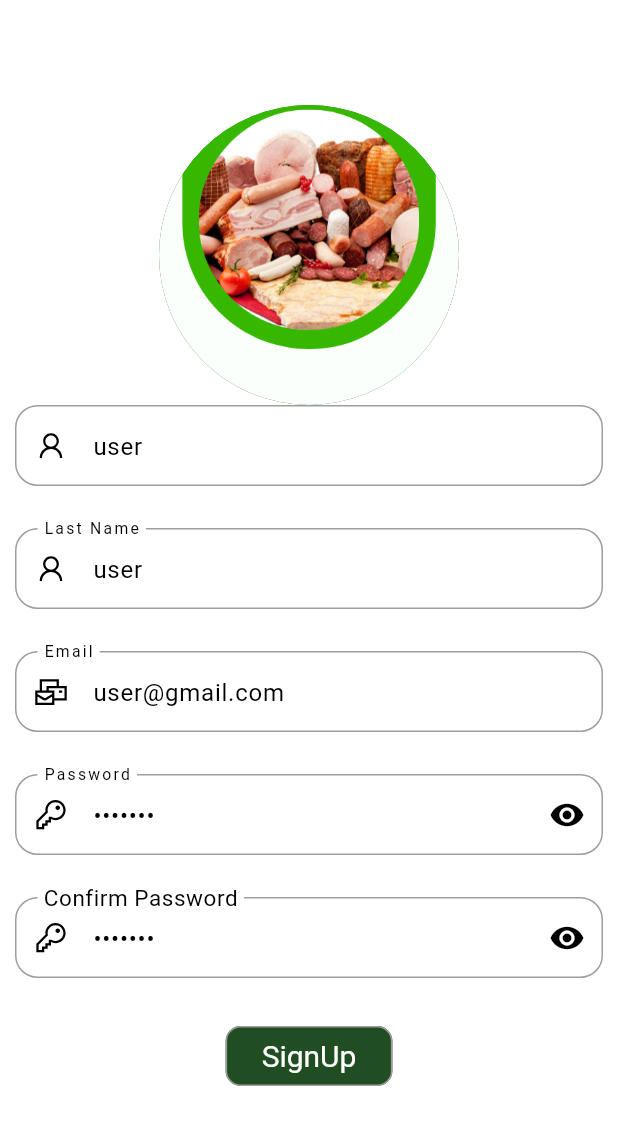
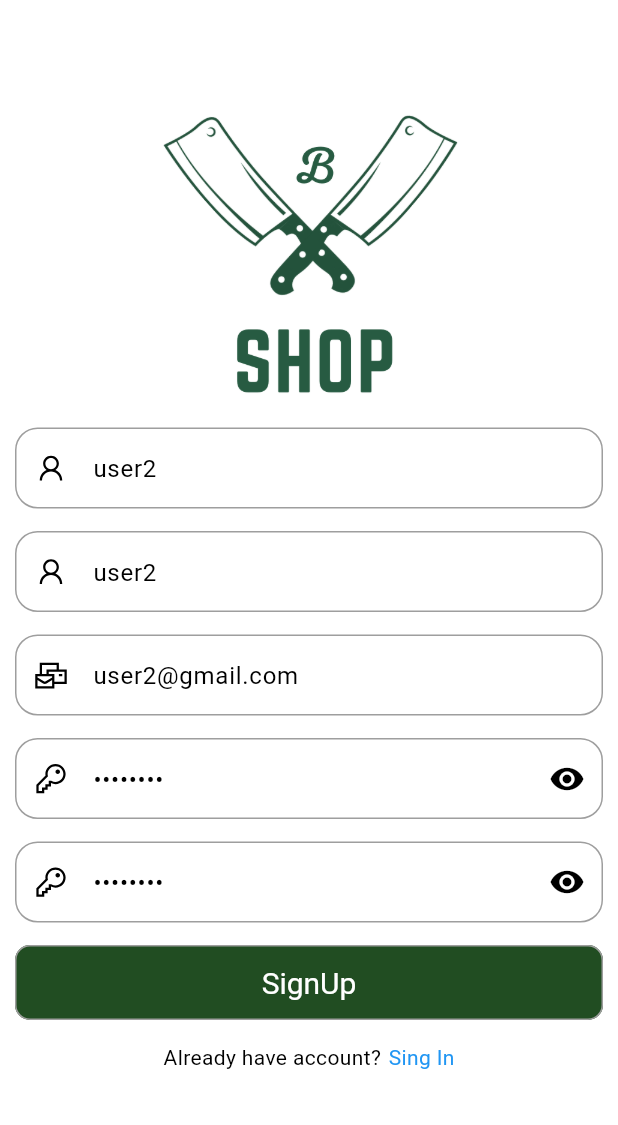
Before and after one commit to sunsilthapa/butcher_ecom, a Flutter app: the RegisterView screen opened by its route, on a phone screen of 412 x 824 dp. Shown: the top 1125 px of the screen. Run offline on Flutter 3.47's test engine with Material 3 defaults, Android fonts, the phone set to English and light mode, and no system bars; our stand-ins replace carousel_slider, dartz, dio, dots_indicator, equatable, flutter_riverpod and 7 more; accounts and stored records are empty; Roboto replaces fonts that are missing (Poppins Light).

Commit message:
file updated

```diff
--- a/lib/features/auth/presentation/view/register_view.dart
+++ b/lib/features/auth/presentation/view/register_view.dart
@@ -1,6 +1,7 @@
 import 'package:flutter/material.dart';
 import 'package:flutter_riverpod/flutter_riverpod.dart';
 import 'package:line_icons/line_icons.dart';
+import 'package:meat_shop/config/router/app_route.dart';
 import 'package:meat_shop/core/common/snackbar/my_snackbar.dart';
 import 'package:meat_shop/features/auth/domain/entity/auth_entity.dart';
 import 'package:meat_shop/features/auth/presentation/view_model/auth_view_model.dart';
@@ -13,14 +14,14 @@ class RegisterView extends ConsumerStatefulWidget {
 }
 
 class _RegisterViewState extends ConsumerState<RegisterView> {
-  final _gap = const SizedBox(height: 28);
+  final _gap = const SizedBox(height: 15);
 
   final _key = GlobalKey<FormState>();
-  final _fnameController = TextEditingController(text: 'user');
-  final _lnameController = TextEditingController(text: 'user');
-  final _emailController = TextEditingController(text: 'user@gmail.com');
-  final _passwordController = TextEditingController(text: 'user123');
-  final _confirmPasswordController = TextEditingController(text: 'user123');
+  final _fnameController = TextEditingController(text: 'user2');
+  final _lnameController = TextEditingController(text: 'user2');
+  final _emailController = TextEditingController(text: 'user2@gmail.com');
+  final _passwordController = TextEditingController(text: 'user1234');
+  final _confirmPasswordController = TextEditingController(text: 'user1234');
 
   bool isPasswordObscure = true;
   bool isConfirmPasswordObscure = true;
@@ -31,7 +32,7 @@ class _RegisterViewState extends ConsumerState<RegisterView> {
     WidgetsBinding.instance.addPostFrameCallback((_) {
       if (authState.showMessage) {
         showSnackBar(message: "User Registered", context: context);
-        ref.read(authViewModelProvider.notifier).resetMessage(false);
+        ref.read(authViewModelProvider.notifier).resetMessage();
       }
     });
     return Scaffold(
@@ -44,17 +45,13 @@ class _RegisterViewState extends ConsumerState<RegisterView> {
               child: Column(
                 children: [
                   const SizedBox(
+                    width: 200,
                     height: 200,
-                    width: 200,
-                    child: CircleAvatar(
-                      radius: 50,
-                      backgroundImage: AssetImage('assets/images/splash1.png'),
-                      // backgroundImage: _img != null
-                      //     ? FileImage(_img!)
-                      //     : const AssetImage('assets/images/profile.png')
-                      //         as ImageProvider,
+                    child: Image(
+                      image: AssetImage("assets/images/logo.png"),
                     ),
                   ),
+                  _gap,
                   TextFormField(
                     controller: _fnameController,
                     decoration: const InputDecoration(
@@ -83,18 +80,18 @@ class _RegisterViewState extends ConsumerState<RegisterView> {
                   _gap,
                   TextFormField(
                     controller: _lnameController,
-                    decoration: InputDecoration(
-                      prefixIcon: const Icon(LineIcons.user),
-                      labelText: 'Last Name',
-                      labelStyle: Theme.of(context).textTheme.displayMedium,
-                      border: const OutlineInputBorder(
+                    decoration: const InputDecoration(
+                      prefixIcon: Icon(LineIcons.user),
+                      // labelText: 'Last Name',
+                      // labelStyle: Theme.of(context).textTheme.displayMedium,
+                      border: OutlineInputBorder(
                         borderRadius: BorderRadius.all(Radius.circular(15)),
                       ),
-                      enabledBorder: const OutlineInputBorder(
+                      enabledBorder: OutlineInputBorder(
                         borderRadius: BorderRadius.all(Radius.circular(15)),
                         borderSide: BorderSide(color: Colors.grey),
                       ),
-                      focusedBorder: const OutlineInputBorder(
+                      focusedBorder: OutlineInputBorder(
                         borderRadius: BorderRadius.all(Radius.circular(15)),
                         borderSide: BorderSide(color: Colors.green),
                       ),
@@ -109,18 +106,18 @@ class _RegisterViewState extends ConsumerState<RegisterView> {
                   _gap,
                   TextFormField(
                     controller: _emailController,
-                    decoration: InputDecoration(
-                      prefixIcon: const Icon(LineIcons.mailBulk),
-                      labelText: 'Email',
-                      labelStyle: Theme.of(context).textTheme.displayMedium,
-                      border: const OutlineInputBorder(
+                    decoration: const InputDecoration(
+                      prefixIcon: Icon(LineIcons.mailBulk),
+                      // labelText: 'Email',
+                      // labelStyle: Theme.of(context).textTheme.displayMedium,
+                      border: OutlineInputBorder(
                         borderRadius: BorderRadius.all(Radius.circular(15)),
                       ),
-                      enabledBorder: const OutlineInputBorder(
+                      enabledBorder: OutlineInputBorder(
                         borderRadius: BorderRadius.all(Radius.circular(15)),
                         borderSide: BorderSide(color: Colors.grey),
                       ),
-                      focusedBorder: const OutlineInputBorder(
+                      focusedBorder: OutlineInputBorder(
                         borderRadius: BorderRadius.all(Radius.circular(15)),
                         borderSide: BorderSide(color: Colors.green),
                       ),
@@ -138,8 +135,8 @@ class _RegisterViewState extends ConsumerState<RegisterView> {
                     obscureText: isPasswordObscure,
                     decoration: InputDecoration(
                       prefixIcon: const Icon(LineIcons.key),
-                      labelText: 'Password',
-                      labelStyle: Theme.of(context).textTheme.displayMedium,
+                      // labelText: 'Password',
+                      // labelStyle: Theme.of(context).textTheme.displayMedium,
                       border: const OutlineInputBorder(
                         borderRadius: BorderRadius.all(Radius.circular(15)),
                       ),
@@ -178,7 +175,7 @@ class _RegisterViewState extends ConsumerState<RegisterView> {
                         isConfirmPasswordObscure, // Add this line for the "Confirm Password" field
                     decoration: InputDecoration(
                       prefixIcon: const Icon(LineIcons.key),
-                      labelText: 'Confirm Password',
+                      // labelText: 'Confirm Password',
                       border: const OutlineInputBorder(
                         borderRadius: BorderRadius.all(Radius.circular(15)),
                       ),
@@ -212,7 +209,10 @@ class _RegisterViewState extends ConsumerState<RegisterView> {
                     }),
                   ),
                   _gap,
-                  ElevatedButton(
+                  SizedBox(
+                    width: double.infinity,
+                    height: 50,
+                    child: ElevatedButton(
                       onPressed: () {
                         if (_key.currentState!.validate()) {
                           AuthEntity user = AuthEntity(
@@ -221,10 +221,34 @@ class _RegisterViewState extends ConsumerState<RegisterView> {
                               email: _emailController.text,
                               password: _passwordController.text);
 
-                        ref.read(authViewModelProvider.notifier).addUser(user);
+                          ref
+                              .read(authViewModelProvider.notifier)
+                              .addUser(user);
                         }
                       },
                       child: const Text('SignUp'),
+                    ),
+                  ),
+                  _gap,
+                  Row(
+                    mainAxisAlignment: MainAxisAlignment.center,
+                    children: [
+                      const Text(
+                        "Already have account?",
+                        style: TextStyle(color: Colors.black),
+                      ),
+                      const SizedBox(width: 5),
+                      InkWell(
+                        onTap: () {
+                          Navigator.pushNamed(context, AppRoute.loginRoute);
+                        },
+                        borderRadius: BorderRadius.circular(30),
+                        child: const Text(
+                          "Sing In",
+                          style: TextStyle(color: Colors.blue),
+                        ),
+                      ),
+                    ],
                   ),
                 ],
               ),
--- a/lib/features/home/presentation/state/home_state.dart
+++ b/lib/features/home/presentation/state/home_state.dart
@@ -1,8 +1,8 @@
 import 'package:flutter/material.dart';
 import 'package:meat_shop/features/home/presentation/view/bottom_view/cart_page_view.dart';
 import 'package:meat_shop/features/home/presentation/view/bottom_view/dashboard_view.dart';
-import 'package:meat_shop/features/home/presentation/view/bottom_view/favorite_page_view.dart';
 import 'package:meat_shop/features/home/presentation/view/bottom_view/profile_view.dart';
+import 'package:meat_shop/features/product/presentation/view/all_product_view.dart';
 
 class HomeState {
   final int index;
@@ -14,7 +14,7 @@ class HomeState {
   :  index= 0,
    lstScreen= [
       const DashboardView(),
-      const FavoritePageView(),
+      const AllProductView(),
       const CartPageView(),
       const ProfileView(),
     ];
--- a/pubspec.yaml
+++ b/pubspec.yaml
@@ -58,6 +58,7 @@ dependencies:
   connectivity_plus: ^5.0.2
   awesome_dio_interceptor: ^1.0.0
   line_icons: ^2.0.3
+  image_picker: ^1.0.7
 
 dev_dependencies:
   flutter_test:
```
Also changed, not shown: lib/features/product/presentation/view/all_product_view.dart (added, +45 -0 lines), assets/images/logo.png (added), pubspec.lock, 9 other files. Lines whose indentation alone changed are shown as unchanged.
